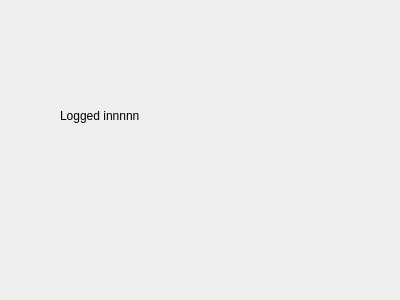
The window that src/client/gui/ui/chat.ui (khalilmasri/Skype) describes before a commit, drawn with Qt 5.
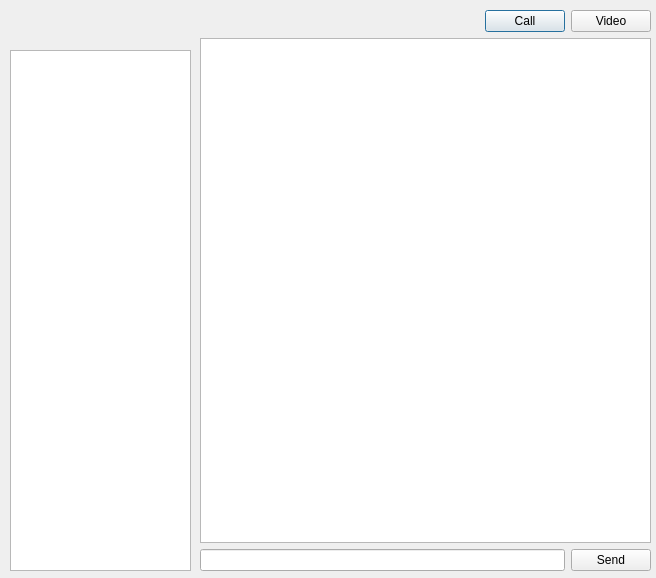
The same window after the commit.

What changed in the file:
```diff
--- a/src/client/gui/ui/chat.ui
+++ b/src/client/gui/ui/chat.ui
@@ -6,26 +6,115 @@
    <rect>
     <x>0</x>
     <y>0</y>
-    <width>400</width>
-    <height>300</height>
+    <width>656</width>
+    <height>578</height>
    </rect>
   </property>
   <property name="windowTitle">
    <string>Dialog</string>
   </property>
-  <widget class="QLabel" name="label">
+  <property name="sizeGripEnabled">
+   <bool>false</bool>
+  </property>
+  <widget class="QListView" name="contact_list">
    <property name="geometry">
     <rect>
-     <x>60</x>
-     <y>40</y>
-     <width>201</width>
-     <height>151</height>
+     <x>10</x>
+     <y>50</y>
+     <width>181</width>
+     <height>521</height>
+    </rect>
+   </property>
+   <property name="editTriggers">
+    <set>QAbstractItemView::NoEditTriggers</set>
+   </property>
+  </widget>
+  <widget class="QLabel" name="username">
+   <property name="geometry">
+    <rect>
+     <x>16</x>
+     <y>10</y>
+     <width>171</width>
+     <height>20</height>
     </rect>
    </property>
    <property name="text">
-    <string>Logged innnnn</string>
+    <string/>
    </property>
   </widget>
+  <widget class="QWidget" name="">
+   <property name="geometry">
+    <rect>
+     <x>200</x>
+     <y>10</y>
+     <width>451</width>
+     <height>561</height>
+    </rect>
+   </property>
+   <layout class="QVBoxLayout" name="verticalLayout">
+    <item>
+     <layout class="QHBoxLayout" name="horizontalLayout_2">
+      <item>
+       <widget class="QLabel" name="contact_txt">
+        <property name="text">
+         <string/>
+        </property>
+       </widget>
+      </item>
+      <item>
+       <widget class="QPushButton" name="call">
+        <property name="sizePolicy">
+         <sizepolicy hsizetype="Fixed" vsizetype="Fixed">
+          <horstretch>0</horstretch>
+          <verstretch>0</verstretch>
+         </sizepolicy>
+        </property>
+        <property name="text">
+         <string>Call</string>
+        </property>
+       </widget>
+      </item>
+      <item>
+       <widget class="QPushButton" name="video">
+        <property name="sizePolicy">
+         <sizepolicy hsizetype="Fixed" vsizetype="Fixed">
+          <horstretch>0</horstretch>
+          <verstretch>0</verstretch>
+         </sizepolicy>
+        </property>
+        <property name="text">
+         <string>Video</string>
+        </property>
+       </widget>
+      </item>
+     </layout>
+    </item>
+    <item>
+     <widget class="QListView" name="chat_box">
+      <property name="sizePolicy">
+       <sizepolicy hsizetype="Expanding" vsizetype="Expanding">
+        <horstretch>0</horstretch>
+        <verstretch>0</verstretch>
+       </sizepolicy>
+      </property>
+     </widget>
+    </item>
+    <item>
+     <layout class="QHBoxLayout" name="horizontalLayout">
+      <item>
+       <widget class="QLineEdit" name="message_txt"/>
+      </item>
+      <item>
+       <widget class="QPushButton" name="send">
+        <property name="text">
+         <string>Send</string>
+        </property>
+       </widget>
+      </item>
+     </layout>
+    </item>
+   </layout>
+  </widget>
  </widget>
  <resources/>
  <connections/>
```
